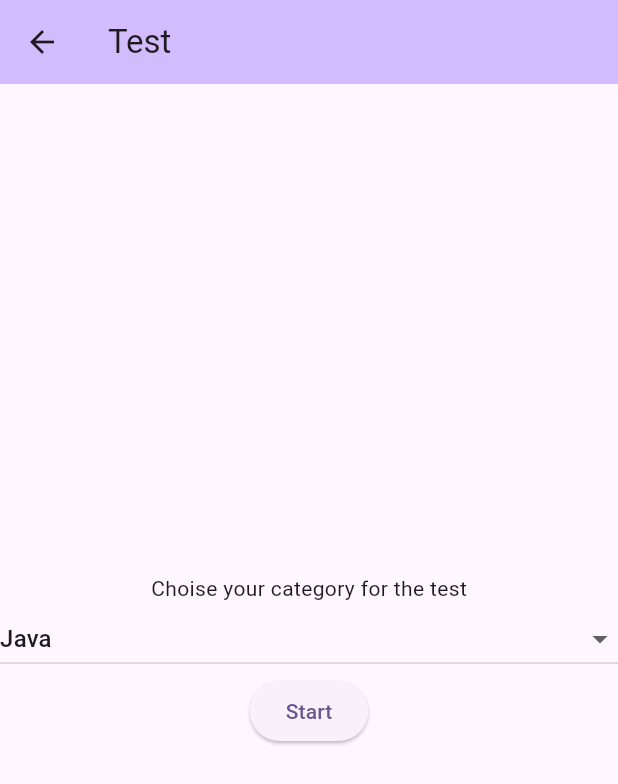
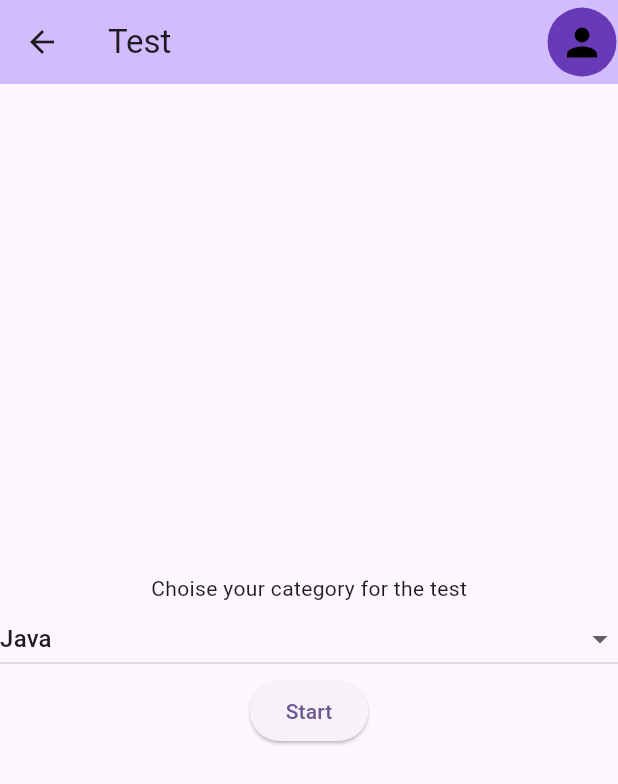
Before and after one commit to Kaylana1968/CodeEvaluator, a Flutter app: the screen it shows after launch, after a tap on "Evaluation", on a phone screen of 412 x 824 dp. Shown: the top 784 px of the screen. Run offline on Flutter 3.47's test engine with Material 3 defaults, Android fonts, the phone set to English and light mode, and no system bars; missing offline and left inert: mongo_dart.

Commit message:
[US-2] add question page, request sql, header, update test class

```diff
--- /dev/null
+++ b/lib/Controller/header.dart
@@ -0,0 +1,20 @@
+import 'package:flutter/material.dart';
+
+ AppBar headerDisplay(BuildContext context, String title) {
+   return AppBar(
+     backgroundColor: Theme.of(context).colorScheme.inversePrimary,
+     title: Text(title),
+     actions: [
+       IconButton(
+         style: IconButton.styleFrom(backgroundColor: Colors.deepPurple,
+           foregroundColor: Colors.black,
+         ),
+         onPressed: () => (Navigator.pushNamed(context, '/profile')),
+         icon: const Icon(
+           Icons.person,
+           size: 30,
+         ),
+       ),
+     ],
+   );
+ }
--- a/lib/Model/Test.dart
+++ b/lib/Model/Test.dart
@@ -1,13 +1,27 @@
 import 'package:code_evaluator/Model/Question.dart';
 
 class Test {
+  String _label;
   List<Question> _question;
-
-  Test(this._question);
+  String _category;
 
   List<Question> get question => _question;
+
+  Test(this._label, this._question, this._category);
 
   set question(List<Question> value) {
     _question = value;
   }
+
+  String get category => _category;
+
+  set category(String value) {
+    _category = value;
+  }
+
+  String get label => _label;
+
+  set label(String value) {
+    _label = value;
+  }
 }
--- a/lib/Vue/test.dart
+++ b/lib/Vue/test.dart
@@ -1,6 +1,6 @@
 import 'package:flutter/material.dart';
 import 'package:mongo_dart/mongo_dart.dart' as mongo;
-
+import '../Controller/header.dart';
 const List<String> category = [
   "Java",
   "Algorithmic",
@@ -23,10 +23,7 @@ class _TestPageState extends State<TestPage> {
   @override
   Widget build(BuildContext context) {
     return Scaffold(
-        appBar: AppBar(
-        backgroundColor: Theme.of(context).colorScheme.inversePrimary,
-    title: Text(widget.title),
-    ),
+        appBar: headerDisplay(context, widget.title),
         body: Center(
           child:
             Column(
@@ -48,7 +45,7 @@ class _TestPageState extends State<TestPage> {
                 ),
                 ElevatedButton(
                     child: const Text('Start'),
-                    onPressed: () => ()
+                    onPressed: () => (Navigator.pushNamed(context, '/evaluation', arguments: categoryValue))
                 )
               ],
             )
--- a/lib/main.dart
+++ b/lib/main.dart
@@ -1,3 +1,4 @@
+import 'package:code_evaluator/Vue/question.dart';
 import 'package:flutter/material.dart';
 import 'package:mongo_dart/mongo_dart.dart' as mongo;
 import 'Vue/register.dart';
@@ -73,6 +74,15 @@ class MyApp extends StatelessWidget {
               return const CircularProgressIndicator();
             },
           ),
+          "/evaluation": (context) => FutureBuilder<mongo.Db>(
+            future: db,
+            builder: (context, snapshot) {
+              if (snapshot.connectionState == ConnectionState.done) {
+                return QuestionPage(title: "Evaluation", db: snapshot.data!);
+              }
+              return const CircularProgressIndicator();
+            },
+          ),
         });
   }
 }
```
Also changed, not shown: lib/Controller/database.dart (+56 -0 lines), lib/Vue/question.dart (added, +30 -0 lines).
